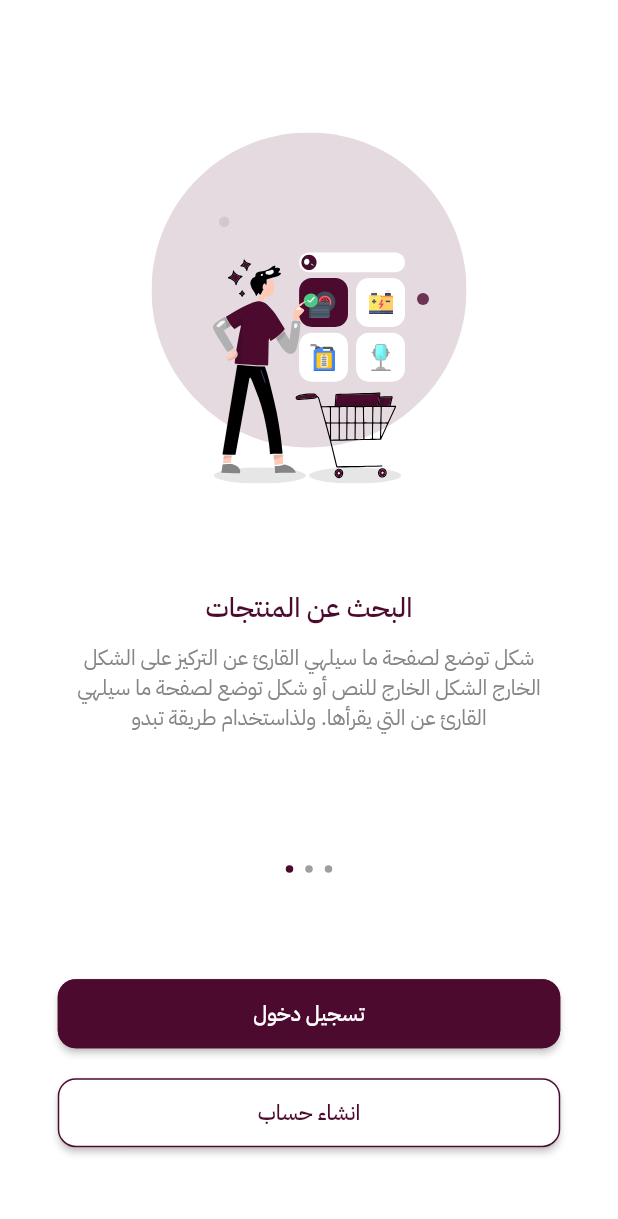
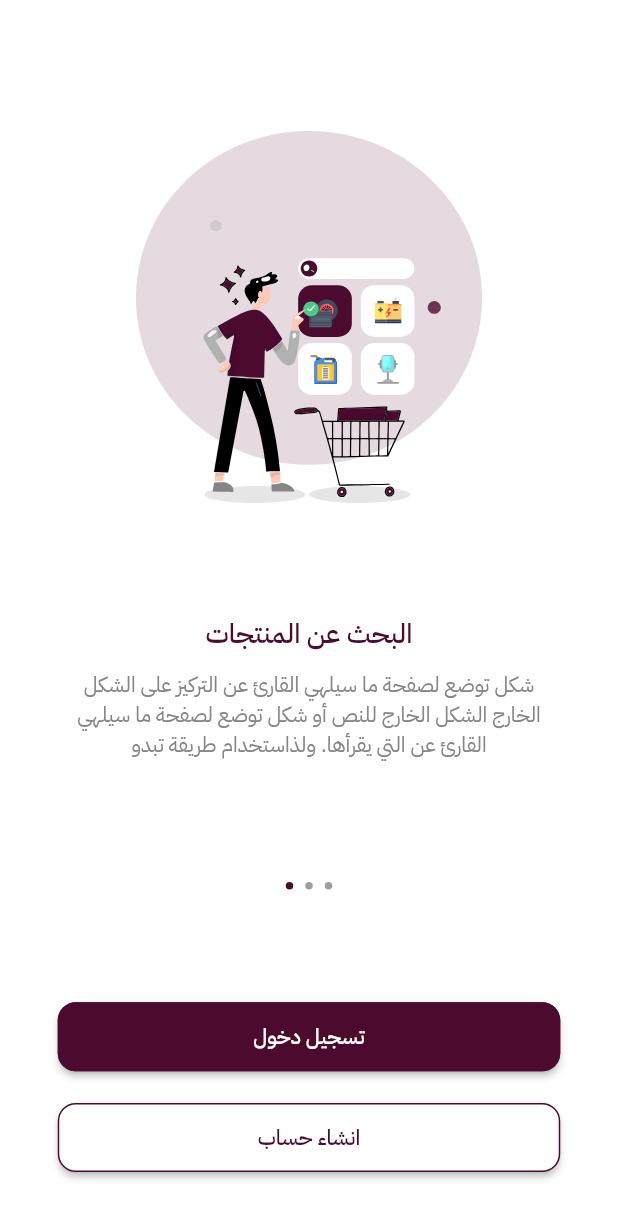
Before and after one commit to DoniaMustafa/caro_user, a Flutter app: the screen it shows after launch, on a phone screen of 412 x 824 dp. Shown: the top 1219 px of the screen. Run offline on Flutter 3.47's test engine with Material 3 defaults, Android fonts, the phone set to English and light mode, and no system bars; drawn by our look-alikes of smooth_page_indicator; our stand-ins replace cached_network_image, flutter_svg.

```diff
--- /dev/null
+++ b/devtools_options.yaml
@@ -0,0 +1,3 @@
+description: This file stores settings for Dart & Flutter DevTools.
+documentation: https://docs.flutter.dev/tools/devtools/extensions#configure-extension-enablement-states
+extensions:
--- a/lib/features/onboarding/presentation/pages/onboarding_page.dart
+++ b/lib/features/onboarding/presentation/pages/onboarding_page.dart
@@ -1,3 +1,4 @@
+import 'package:caro_user_app/core/extension.dart';
 import 'package:caro_user_app/core/utils/app_colors.dart';
 import 'package:caro_user_app/core/utils/app_style.dart';
 import 'package:caro_user_app/core/utils/assats_file.dart';
@@ -5,6 +6,10 @@ import 'package:caro_user_app/core/widgets/custom_svg.dart';
 import 'package:caro_user_app/core/widgets/custom_text_widget.dart';
 import 'package:flutter/material.dart';
 import 'package:smooth_page_indicator/smooth_page_indicator.dart';
+
+import '../widget/onboarding_button.dart';
+import '../widget/onboarding_view.dart';
+import '../widget/page_indicator.dart';
 
 class OnboardingPage extends StatelessWidget {
   const OnboardingPage({super.key});
@@ -15,17 +20,20 @@ class OnboardingPage extends StatelessWidget {
 
     return Scaffold(
       backgroundColor: Colors.white,
-      body: Column(
+      body: Center(
+        child: Column(
           children: [
+            50.vs,
             OnBoardingView(pageController: pageController),
+            45.vs,
             PageIndicator(pageController: pageController),
-          const SizedBox(height: 70),
+            70.vs,
             const OnBoardingButton(
               backgroundColor: AppColors.primaryColor,
               textColor: AppColors.white,
               text: "تسجيل دخول",
             ),
-          const SizedBox(height: 18),
+            18.vs,
             const OnBoardingButton(
               backgroundColor: AppColors.white,
               textColor: AppColors.primaryColor,
@@ -33,102 +41,7 @@ class OnboardingPage extends StatelessWidget {
             ),
           ],
         ),
-    );
-  }
-}
-
-class OnBoardingView extends StatelessWidget {
-  const OnBoardingView({super.key, required this.pageController});
-  final PageController pageController;
-  @override
-  Widget build(BuildContext context) {
-    List<Map> items = [
-     {"image": AppAssets().onBoarding1 , "title": "البحث عن المنتجات" , },
-     {"image": AppAssets().onBoarding2 , "title": "متابعة الطلب" , },
-     {"image": AppAssets().onBoarding1 , "title": "البحث عن المنتجات" , },
-    ];
-    return SizedBox(
-      height: MediaQuery.of(context).size.height * 0.7,
-      child: Center(
-        child: PageView.builder(
-          itemCount: 3,
-          controller: pageController,
-          itemBuilder: (context, index) {
-            return Column(
-              mainAxisAlignment: MainAxisAlignment.center,
-              children: [
-                CustomSvg.assets(asset: items[index]["image"]),
-                const SizedBox(height: 70),
-                CustomTextWidget(
-                  text: items[index]["title"],
-                  style: getMediumTextStyle(
-                    fontSize: 18,
-                    color: AppColors.primaryColor,
-                  ),
-                ),
-                const SizedBox(height: 10),
-                Padding(
-                  padding: const EdgeInsets.symmetric(horizontal: 40),
-                  child: CustomTextWidget(
-                    text:
-                        "شكل توضع لصفحة ما سيلهي القارئ عن التركيز على الشكل الخارج الشكل الخارج للنص أو شكل توضع لصفحة ما سيلهي القارئ عن التي يقرأها. ولذاستخدام طريقة تبدو",
-                    style: getRegularTextStyle(color: const Color(0xff858585)),
-                  ),
-                ),
-              ],
-            );
-          },
-        ),
       ),
     );
   }
 }
-
-class PageIndicator extends StatelessWidget {
-  const PageIndicator({super.key, required this.pageController});
-  final PageController pageController;
-
-  @override
-  Widget build(BuildContext context) {
-    return SmoothPageIndicator(
-      controller: pageController,
-      count: 3,
-      effect: const WormEffect(
-        dotColor: AppColors.grey,
-        activeDotColor: AppColors.primaryColor,
-        dotHeight: 5,
-        dotWidth: 5,
-        spacing: 8.0,
-      ),
-    );
-  }
-}
-
-class OnBoardingButton extends StatelessWidget {
-  const OnBoardingButton({
-    super.key,
-    required this.text,
-    required this.textColor,
-    required this.backgroundColor,
-  });
-  final String text;
-  final Color textColor;
-  final Color backgroundColor;
-  @override
-  Widget build(BuildContext context) {
-    return MaterialButton(
-      minWidth: 335,
-      height: 46,
-      shape: RoundedRectangleBorder(
-        borderRadius: BorderRadius.circular(12),
-        side: const BorderSide(color: AppColors.primaryColor, width: 1),
-      ),
-      color: backgroundColor,
-      onPressed: () {},
-      child: CustomTextWidget(
-        text: text,
-        style: getMediumTextStyle(color: textColor),
-      ),
-    );
-  }
-}
--- /dev/null
+++ b/lib/features/onboarding/presentation/widget/onboarding_button.dart
@@ -0,0 +1,35 @@
+
+import 'package:flutter/material.dart';
+
+import '../../../../core/utils/app_colors.dart';
+import '../../../../core/utils/app_style.dart';
+import '../../../../core/widgets/custom_text_widget.dart';
+
+class OnBoardingButton extends StatelessWidget {
+  const OnBoardingButton({
+    super.key,
+    required this.text,
+    required this.textColor,
+    required this.backgroundColor,
+  });
+  final String text;
+  final Color textColor;
+  final Color backgroundColor;
+  @override
+  Widget build(BuildContext context) {
+    return MaterialButton(
+      minWidth: 335,
+      height: 46,
+      shape: RoundedRectangleBorder(
+        borderRadius: BorderRadius.circular(12),
+        side: const BorderSide(color: AppColors.primaryColor, width: 1),
+      ),
+      color: backgroundColor,
+      onPressed: () {},
+      child: CustomTextWidget(
+        text: text,
+        style: getMediumTextStyle(color: textColor),
+      ),
+    );
+  }
+}
--- /dev/null
+++ b/lib/features/onboarding/presentation/widget/onboarding_view.dart
@@ -0,0 +1,59 @@
+import 'package:caro_user_app/core/extension.dart';
+import 'package:flutter/material.dart';
+
+import '../../../../core/utils/app_colors.dart';
+import '../../../../core/utils/app_style.dart';
+import '../../../../core/utils/assats_file.dart';
+import '../../../../core/widgets/custom_svg.dart';
+import '../../../../core/widgets/custom_text_widget.dart';
+
+class OnBoardingView extends StatelessWidget {
+  const OnBoardingView({super.key, required this.pageController});
+  final PageController pageController;
+  @override
+  Widget build(BuildContext context) {
+    List<Map> items = [
+      {"image": AppAssets().onBoarding1, "title": "البحث عن المنتجات"},
+      {"image": AppAssets().onBoarding2, "title": "متابعة الطلب"},
+      {"image": AppAssets().onBoarding1, "title": "البحث عن المنتجات"},
+    ];
+    return SizedBox(
+      height: 460.h,
+      child: Center(
+        child: PageView.builder(
+          itemCount: 3,
+          controller: pageController,
+          itemBuilder: (context, index) {
+            return Column(
+              mainAxisAlignment: MainAxisAlignment.center,
+              children: [
+                SizedBox(
+                  width: 210.w,
+                  height: 234.h,
+                  child: CustomSvg.assets(asset: items[index]["image"]),
+                ),
+                70.vs,
+                CustomTextWidget(
+                  text: items[index]["title"],
+                  style: getMediumTextStyle(
+                    fontSize: 18,
+                    color: AppColors.primaryColor,
+                  ),
+                ),
+                10.vs,
+                Padding(
+                  padding: EdgeInsets.symmetric(horizontal: 40.w),
+                  child: CustomTextWidget(
+                    text:
+                        "شكل توضع لصفحة ما سيلهي القارئ عن التركيز على الشكل الخارج الشكل الخارج للنص أو شكل توضع لصفحة ما سيلهي القارئ عن التي يقرأها. ولذاستخدام طريقة تبدو",
+                    style: getRegularTextStyle(color: const Color(0xff858585)),
+                  ),
+                ),
+              ],
+            );
+          },
+        ),
+      ),
+    );
+  }
+}
--- /dev/null
+++ b/lib/features/onboarding/presentation/widget/page_indicator.dart
@@ -0,0 +1,24 @@
+import 'package:flutter/material.dart';
+import 'package:smooth_page_indicator/smooth_page_indicator.dart';
+
+import '../../../../core/utils/app_colors.dart';
+
+class PageIndicator extends StatelessWidget {
+  const PageIndicator({super.key, required this.pageController});
+  final PageController pageController;
+
+  @override
+  Widget build(BuildContext context) {
+    return SmoothPageIndicator(
+      controller: pageController,
+      count: 3,
+      effect: const WormEffect(
+        dotColor: AppColors.grey,
+        activeDotColor: AppColors.primaryColor,
+        dotHeight: 5,
+        dotWidth: 5,
+        spacing: 8.0,
+      ),
+    );
+  }
+}
--- a/pubspec.yaml
+++ b/pubspec.yaml
@@ -36,12 +36,6 @@ dependencies:
   smooth_page_indicator: ^1.2.1
 
 dev_dependencies:
-
-  # The "flutter_lints" package below contains a set of recommended lints to
-  # encourage good coding practices. The lint set provided by the package is
-  # activated in the `analysis_options.yaml` file located at the root of your
-  # package. See that file for information about deactivating specific lint
-  # rules and activating additional ones.
   flutter_lints: ^5.0.0
   flutter_test:
     sdk: flutter
```
Also changed, not shown: lib/core/extension.dart (+9 -12 lines). Lines whose indentation alone changed are shown as unchanged.
